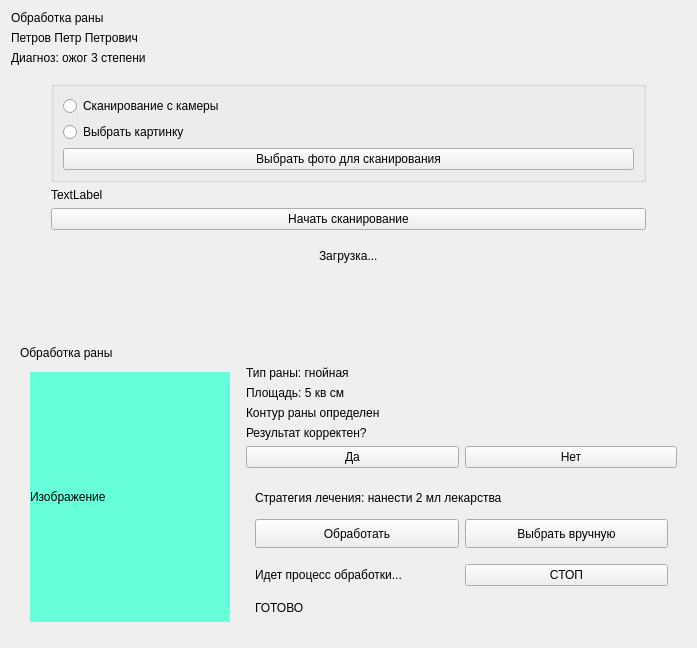
Qt form view/qt_ui_source/wound_healing_widget.ui (Andrew-up/vgtu_frontend) before a commit.
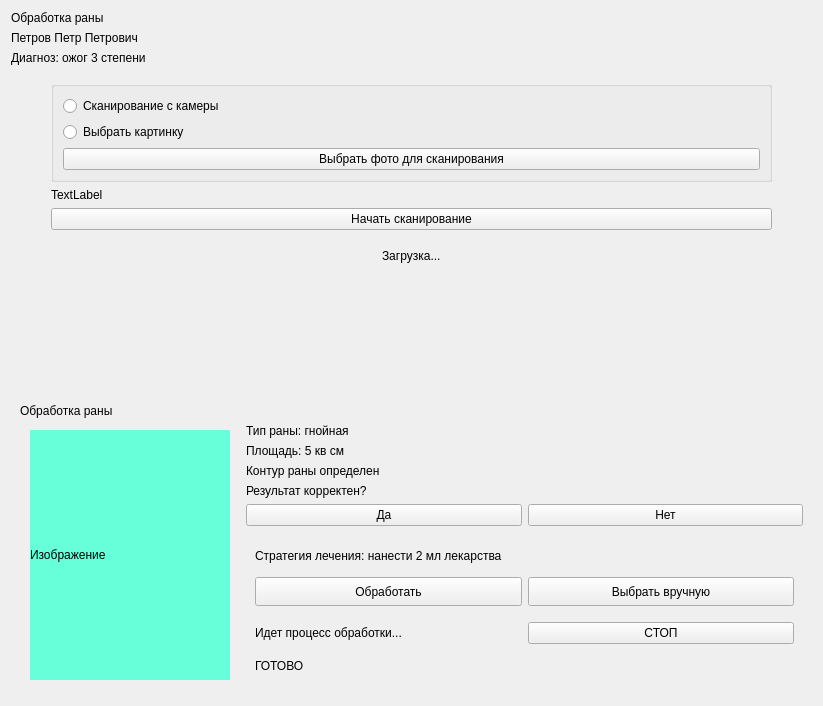
The same form after that commit.

```diff
--- a/view/qt_ui_source/wound_healing_widget.ui
+++ b/view/qt_ui_source/wound_healing_widget.ui
@@ -6,8 +6,8 @@
    <rect>
     <x>0</x>
     <y>0</y>
-    <width>697</width>
-    <height>648</height>
+    <width>823</width>
+    <height>706</height>
    </rect>
   </property>
   <property name="windowTitle">
```
